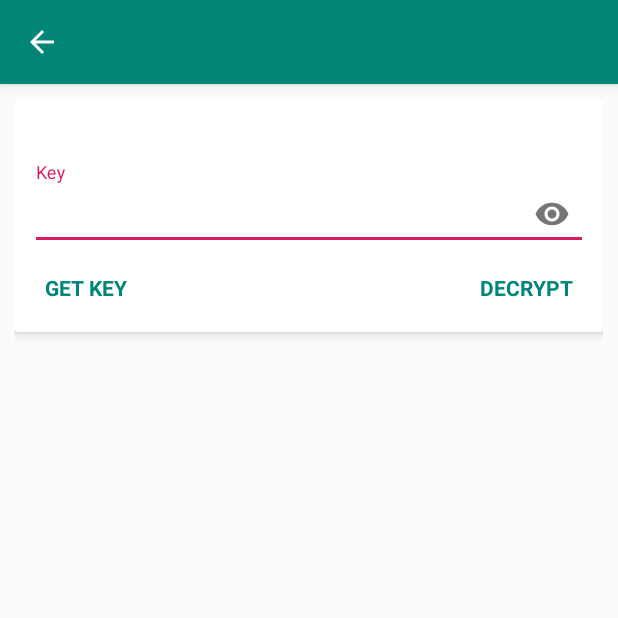
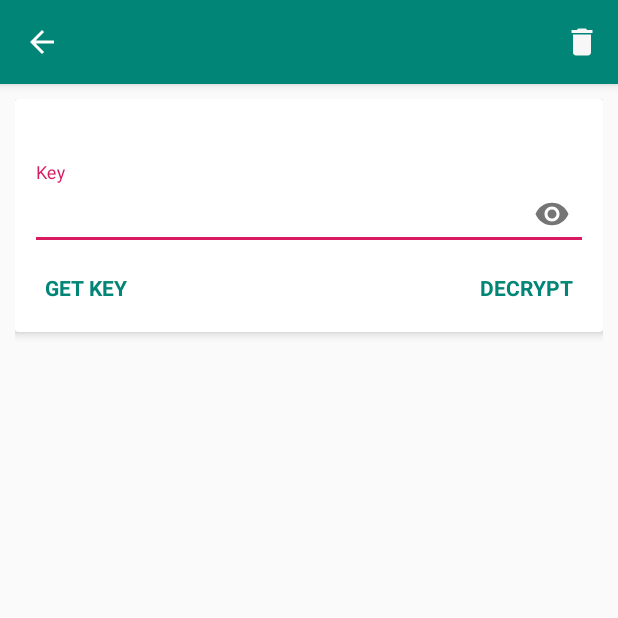
Before and after one commit to Reyzeny/AES-Message-Encryption, an Android app: the MessageDetails screen opened directly, with no data from a screen before it, on a phone screen of 412 x 824 dp, the top half of it. Run offline under Robolectric (Android 15) with nearby library versions, the phone set to English and light mode, and no system bars; our stand-ins replace Firebase (no records; nobody signed in at launch, a user with empty details on screens opened directly).

Commit message:
delete functionality added

```diff
--- a/app/src/main/java/com/reyzeny/twist/Constant.java
+++ b/app/src/main/java/com/reyzeny/twist/Constant.java
@@ -18,4 +18,5 @@ public class Constant {
     public static final String KEY_RETRIEVAL_PASSWORD = "key_retrieval_password";
     public static final String SENT = "sent";
     public static final String INBOX = "inbox";
+    public static final String DOCUMENT_ID ="document_id";
 }
--- a/app/src/main/java/com/reyzeny/twist/InboxFragment.java
+++ b/app/src/main/java/com/reyzeny/twist/InboxFragment.java
@@ -9,6 +9,7 @@ import android.widget.TextView;
 import androidx.annotation.NonNull;
 import androidx.annotation.Nullable;
 import androidx.recyclerview.widget.DividerItemDecoration;
+import androidx.recyclerview.widget.ItemTouchHelper;
 import androidx.recyclerview.widget.LinearLayoutManager;
 import androidx.recyclerview.widget.RecyclerView;
 
@@ -30,7 +31,7 @@ public class InboxFragment extends androidx.fragment.app.Fragment {
     View view;
     RecyclerView mRecyclerView;
     TextView tvNoInboxMessage;
-    RecyclerView.Adapter adapter;
+    MessageAdapter adapter;
     @Nullable
     @Override
     public View onCreateView(@NonNull LayoutInflater inflater, @Nullable ViewGroup container, @Nullable Bundle savedInstanceState) {
@@ -38,6 +39,7 @@ public class InboxFragment extends androidx.fragment.app.Fragment {
         mRecyclerView = view.findViewById(R.id.inbox_recyclerview);
         tvNoInboxMessage = view.findViewById(R.id.tvNoInboxMessage);
         tvNoInboxMessage.setVisibility(View.VISIBLE);
+
         LoadInboxMessages();
         return view;
     }
--- a/app/src/main/java/com/reyzeny/twist/SentFragment.java
+++ b/app/src/main/java/com/reyzeny/twist/SentFragment.java
@@ -9,6 +9,7 @@ import android.widget.TextView;
 import androidx.annotation.NonNull;
 import androidx.annotation.Nullable;
 import androidx.recyclerview.widget.DividerItemDecoration;
+import androidx.recyclerview.widget.ItemTouchHelper;
 import androidx.recyclerview.widget.LinearLayoutManager;
 import androidx.recyclerview.widget.RecyclerView;
 
@@ -24,7 +25,7 @@ public class SentFragment extends androidx.fragment.app.Fragment {
     View view;
     RecyclerView mRecyclerView;
     TextView tvNoMessageSent;
-    RecyclerView.Adapter adapter;
+    MessageAdapter adapter;
 
     @Nullable
     @Override
--- /dev/null
+++ b/app/src/main/res/drawable/ic_delete_white_24dp.xml
@@ -0,0 +1,5 @@
+<vector android:height="24dp" android:tint="#F7F7F7"
+    android:viewportHeight="24.0" android:viewportWidth="24.0"
+    android:width="24dp" xmlns:android="http://schemas.android.com/apk/res/android">
+    <path android:fillColor="#FF000000" android:pathData="M6,19c0,1.1 0.9,2 2,2h8c1.1,0 2,-0.9 2,-2V7H6v12zM19,4h-3.5l-1,-1h-5l-1,1H5v2h14V4z"/>
+</vector>
--- a/app/src/main/res/menu/menu_main.xml
+++ b/app/src/main/res/menu/menu_main.xml
@@ -3,8 +3,9 @@
     xmlns:tools="http://schemas.android.com/tools"
     tools:context="com.reyzeny.twist.MainActivity">
     <item
-        android:id="@+id/action_settings"
+        android:id="@+id/action_delete"
         android:orderInCategory="100"
-        android:title="mhkkj"
-        app:showAsAction="never" />
+        android:title="Delete"
+        android:icon="@drawable/ic_delete_white_24dp"
+        app:showAsAction="always" />
 </menu>
```
Also changed, not shown: app/src/main/java/com/reyzeny/twist/MessageAdapter.java (+8 -0 lines), app/src/main/java/com/reyzeny/twist/MessageDetails.java (+56 -2 lines), 2 other files.
